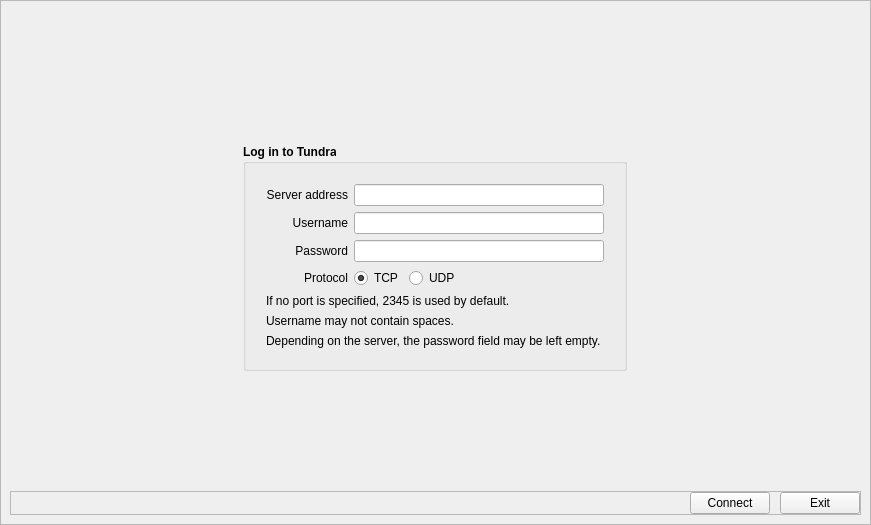
First picture: the form in bin/data/ui/LoginWidget.ui, repository realXtend/tundra, before the edit.
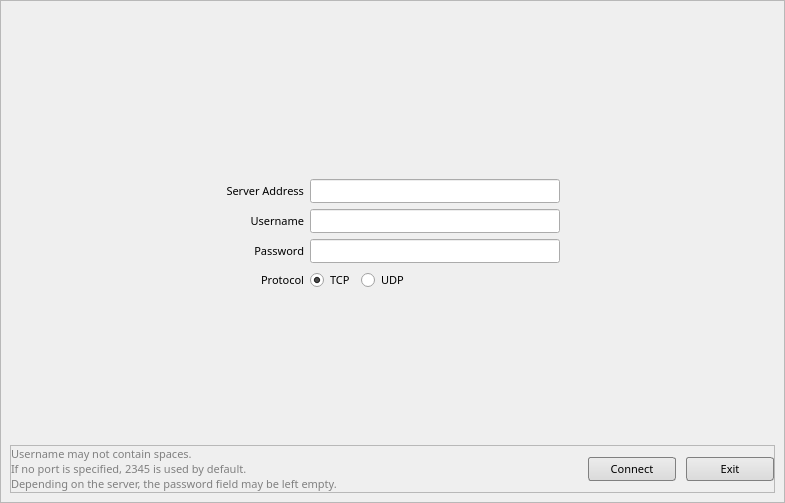
Second picture: the form after the edit.

Commit message: LoginScreen.js: Clean up and simplify the login screen ui a bit. Make so that it wont inherit stupid looking style sheets from the web browser ui.

Diff of the .ui file:
```diff
--- a/bin/data/ui/LoginWidget.ui
+++ b/bin/data/ui/LoginWidget.ui
@@ -6,13 +6,43 @@
    <rect>
     <x>0</x>
     <y>0</y>
-    <width>871</width>
-    <height>525</height>
+    <width>785</width>
+    <height>503</height>
    </rect>
   </property>
   <property name="windowTitle">
    <string>Tundra</string>
   </property>
+  <property name="styleSheet">
+   <string>QWidget {
+	font: Adab MT;
+	font-size: 8pt;
+}
+
+QWidget#groupBox_2 {
+	font-weight: bold;
+}
+
+QLabel#labelInfo {
+	color: grey;
+}
+
+QPushButton {	
+	background-color: qlineargradient(spread:pad, x1:0, y1:1, x2:0, y2:0, stop:0 rgba(218, 218, 218, 255), stop:1 rgba(236, 236, 236, 255));
+	border: 1px solid grey;
+	border-radius: 3px;
+	padding: 3px;
+	min-width: 80px;
+}
+QPushButton::hover {
+	background-color: qlineargradient(spread:pad, x1:0, y1:1, x2:0, y2:0, stop:0 rgba(218, 218, 218, 150), stop:1 rgba(236, 236, 236, 150));
+	border: 1px solid rgb(90, 90, 90);
+}
+QPushButton::pressed {
+	background-color: qlineargradient(spread:pad, x1:0, y1:1, x2:0, y2:0, stop:1 rgba(218, 218, 218, 150), stop:0 rgba(236, 236, 236, 150));
+	border: 1px solid rgb(90, 90, 90);
+}</string>
+  </property>
   <layout class="QVBoxLayout" name="verticalLayout_2">
    <property name="spacing">
     <number>0</number>
@@ -29,6 +59,9 @@
       <enum>QFrame::Raised</enum>
      </property>
      <layout class="QVBoxLayout" name="verticalLayout">
+      <property name="margin">
+       <number>9</number>
+      </property>
       <item>
        <layout class="QVBoxLayout" name="verticalLayout_BottomContainer">
         <item>
@@ -50,44 +83,45 @@
            <layout class="QVBoxLayout" name="verticalLayout_LoginHolder">
             <item>
              <widget class="QLabel" name="label_ClientLogo">
+              <property name="sizePolicy">
+               <sizepolicy hsizetype="Expanding" vsizetype="Preferred">
+                <horstretch>0</horstretch>
+                <verstretch>0</verstretch>
+               </sizepolicy>
+              </property>
               <property name="text">
                <string/>
               </property>
               <property name="alignment">
                <set>Qt::AlignCenter</set>
               </property>
+              <property name="indent">
+               <number>0</number>
+              </property>
              </widget>
             </item>
             <item>
-             <layout class="QHBoxLayout" name="horizontalLayout_8">
-              <property name="bottomMargin">
-               <number>0</number>
-              </property>
-              <item>
-               <widget class="QGroupBox" name="groupBox_2">
-                <property name="sizePolicy">
-                 <sizepolicy hsizetype="Fixed" vsizetype="Preferred">
-                  <horstretch>0</horstretch>
-                  <verstretch>0</verstretch>
-                 </sizepolicy>
-                </property>
-                <property name="font">
-                 <font>
-                  <weight>75</weight>
-                  <bold>true</bold>
-                 </font>
-                </property>
-                <property name="title">
-                 <string>Log in to Tundra</string>
-                </property>
-                <layout class="QVBoxLayout" name="verticalLayout_3">
+             <layout class="QHBoxLayout" name="horizontalLayout_2">
                  <property name="margin">
-                  <number>20</number>
-                 </property>
+               <number>0</number>
+              </property>
+              <item>
+               <spacer name="horizontalSpacer_2">
+                <property name="orientation">
+                 <enum>Qt::Horizontal</enum>
+                </property>
+                <property name="sizeHint" stdset="0">
+                 <size>
+                  <width>40</width>
+                  <height>20</height>
+                 </size>
+                </property>
+               </spacer>
+              </item>
                  <item>
                   <layout class="QFormLayout" name="formLayout">
                    <property name="fieldGrowthPolicy">
-                    <enum>QFormLayout::AllNonFixedFieldsGrow</enum>
+                 <enum>QFormLayout::FieldsStayAtSizeHint</enum>
                    </property>
                    <property name="labelAlignment">
                     <set>Qt::AlignRight|Qt::AlignTrailing|Qt::AlignVCenter</set>
@@ -96,12 +130,15 @@
                     <widget class="QLabel" name="label_WorldAddress">
                      <property name="font">
                       <font>
+                    <family>MT</family>
+                    <pointsize>8</pointsize>
                        <weight>50</weight>
+                    <italic>false</italic>
                        <bold>false</bold>
                       </font>
                      </property>
                      <property name="text">
-                      <string>Server address</string>
+                   <string>Server Address</string>
                      </property>
                      <property name="alignment">
                       <set>Qt::AlignRight|Qt::AlignTrailing|Qt::AlignVCenter</set>
@@ -143,7 +180,10 @@
                     <widget class="QLabel" name="label_Username">
                      <property name="font">
                       <font>
+                    <family>MT</family>
+                    <pointsize>8</pointsize>
                        <weight>50</weight>
+                    <italic>false</italic>
                        <bold>false</bold>
                       </font>
                      </property>
@@ -184,7 +224,10 @@
                     <widget class="QLabel" name="label_Password">
                      <property name="font">
                       <font>
+                    <family>MT</family>
+                    <pointsize>8</pointsize>
                        <weight>50</weight>
+                    <italic>false</italic>
                        <bold>false</bold>
                       </font>
                      </property>
@@ -228,7 +271,10 @@
                     <widget class="QLabel" name="label_Protocol">
                      <property name="font">
                       <font>
+                    <family>MT</family>
+                    <pointsize>8</pointsize>
                        <weight>50</weight>
+                    <italic>false</italic>
                        <bold>false</bold>
                       </font>
                      </property>
@@ -246,7 +292,10 @@
                       <widget class="QRadioButton" name="radioButton_ProtocolTCP">
                        <property name="font">
                         <font>
+                      <family>MT</family>
+                      <pointsize>8</pointsize>
                          <weight>50</weight>
+                      <italic>false</italic>
                          <bold>false</bold>
                         </font>
                        </property>
@@ -262,7 +311,10 @@
                       <widget class="QRadioButton" name="radioButton_ProtocolUDP">
                        <property name="font">
                         <font>
+                      <family>MT</family>
+                      <pointsize>8</pointsize>
                          <weight>50</weight>
+                      <italic>false</italic>
                          <bold>false</bold>
                         </font>
                        </property>
@@ -271,64 +323,22 @@
                        </property>
                       </widget>
                      </item>
+                 </layout>
+                </item>
+               </layout>
+              </item>
                      <item>
-                      <spacer name="horizontalSpacer">
+               <spacer name="horizontalSpacer_4">
                        <property name="orientation">
                         <enum>Qt::Horizontal</enum>
                        </property>
                        <property name="sizeHint" stdset="0">
                         <size>
-                         <width>40</width>
-                         <height>20</height>
+                  <width>1</width>
+                  <height>1</height>
                         </size>
                        </property>
                       </spacer>
-                     </item>
-                    </layout>
-                   </item>
-                  </layout>
-                 </item>
-                 <item>
-                  <widget class="QLabel" name="label_3">
-                   <property name="font">
-                    <font>
-                     <weight>50</weight>
-                     <bold>false</bold>
-                    </font>
-                   </property>
-                   <property name="text">
-                    <string>If no port is specified, 2345 is used by default.</string>
-                   </property>
-                  </widget>
-                 </item>
-                 <item>
-                  <widget class="QLabel" name="label_2">
-                   <property name="font">
-                    <font>
-                     <weight>50</weight>
-                     <bold>false</bold>
-                    </font>
-                   </property>
-                   <property name="text">
-                    <string>Username may not contain spaces.</string>
-                   </property>
-                  </widget>
-                 </item>
-                 <item>
-                  <widget class="QLabel" name="label">
-                   <property name="font">
-                    <font>
-                     <weight>50</weight>
-                     <bold>false</bold>
-                    </font>
-                   </property>
-                   <property name="text">
-                    <string>Depending on the server, the password field may be left empty.</string>
-                   </property>
-                  </widget>
-                 </item>
-                </layout>
-               </widget>
               </item>
              </layout>
             </item>
@@ -369,6 +379,15 @@
              <property name="spacing">
               <number>10</number>
              </property>
+             <item>
+              <widget class="QLabel" name="labelInfo">
+               <property name="text">
+                <string>Username may not contain spaces. 
+If no port is specified, 2345 is used by default.
+Depending on the server, the password field may be left empty.</string>
+               </property>
+              </widget>
+             </item>
              <item>
               <spacer name="horizontalSpacer_3">
                <property name="orientation">
```
Lines whose indentation alone changed are shown as unchanged. The commit also changes 1 other file.
